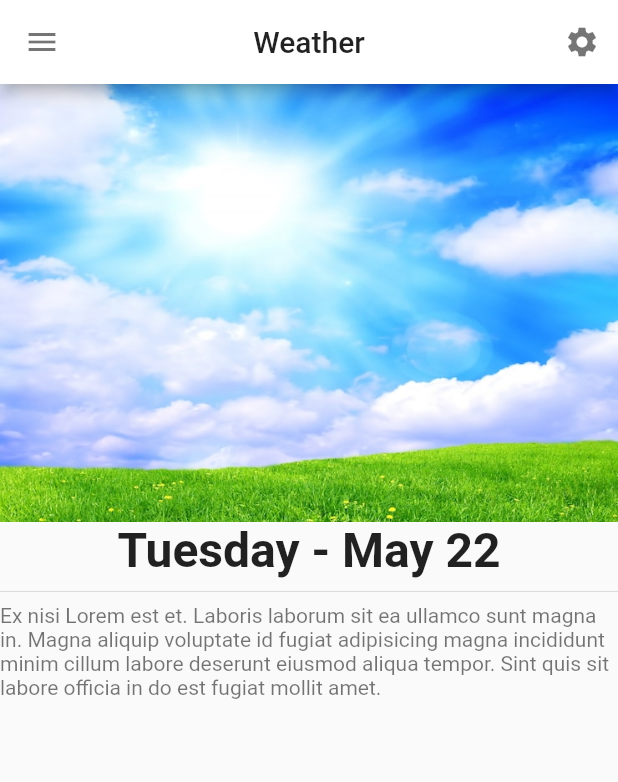
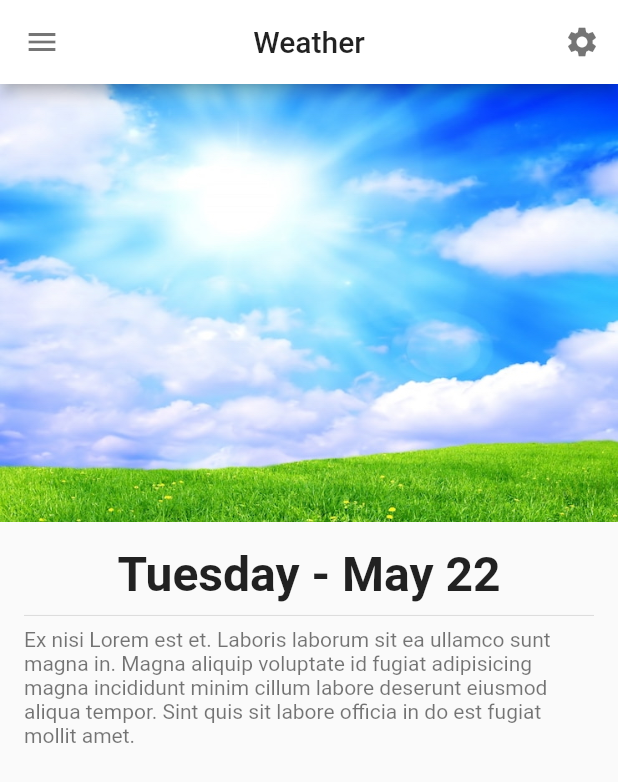
Before and after one commit to DokSna/layout_example_weather, a Flutter app: the screen it shows after launch, on a phone screen of 412 x 824 dp. Shown: the top 782 px of the screen. Run offline on Flutter 3.47's test engine with Material 2 defaults, Android fonts, the phone set to English and light mode, and no system bars.

Commit message:
добавлено описание погоды

```diff
--- a/lib/main.dart
+++ b/lib/main.dart
@@ -1,4 +1,5 @@
 import 'package:flutter/material.dart';
+import 'package:flutter/services.dart';
 
 void main() => runApp(MyApp());
 
@@ -19,13 +20,13 @@ class MyApp extends StatelessWidget {
             onPressed: () {},
           ),
           iconTheme: const IconThemeData(color: Colors.black54),
-          brightness: Brightness.light,
           actions: <Widget>[
             IconButton(
               onPressed: () {},
               icon: const Icon(Icons.settings),
             ),
           ],
+          systemOverlayStyle: SystemUiOverlayStyle.dark,
         ),
         body: _buildBody(),
       ),
@@ -37,7 +38,17 @@ Widget _buildBody() {
   return SingleChildScrollView(
     child: Column(children: <Widget>[
       _headerImage(),
-      _weatherDescription(),
+      SafeArea(
+        child: Padding(
+          padding: EdgeInsets.all(16.0),
+          child: Column(
+            crossAxisAlignment: CrossAxisAlignment.center,
+            children: <Widget>[
+              _weatherDescription(),
+            ],
+          ),
+        ),
+      ),
     ]),
   );
 }
```
